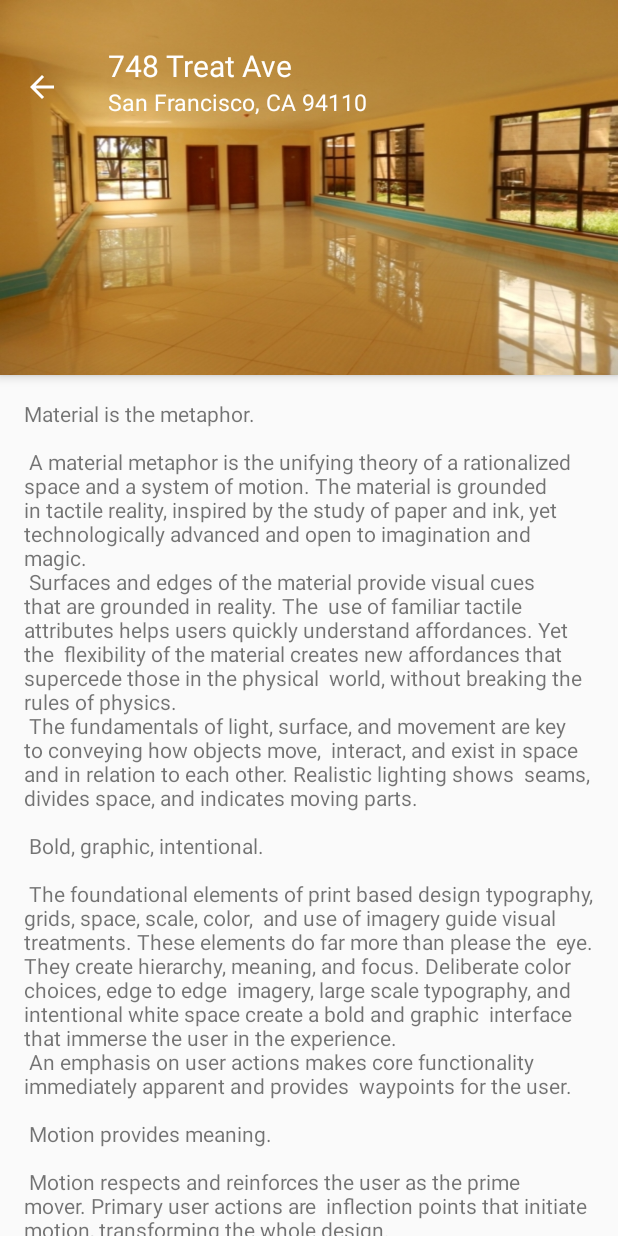
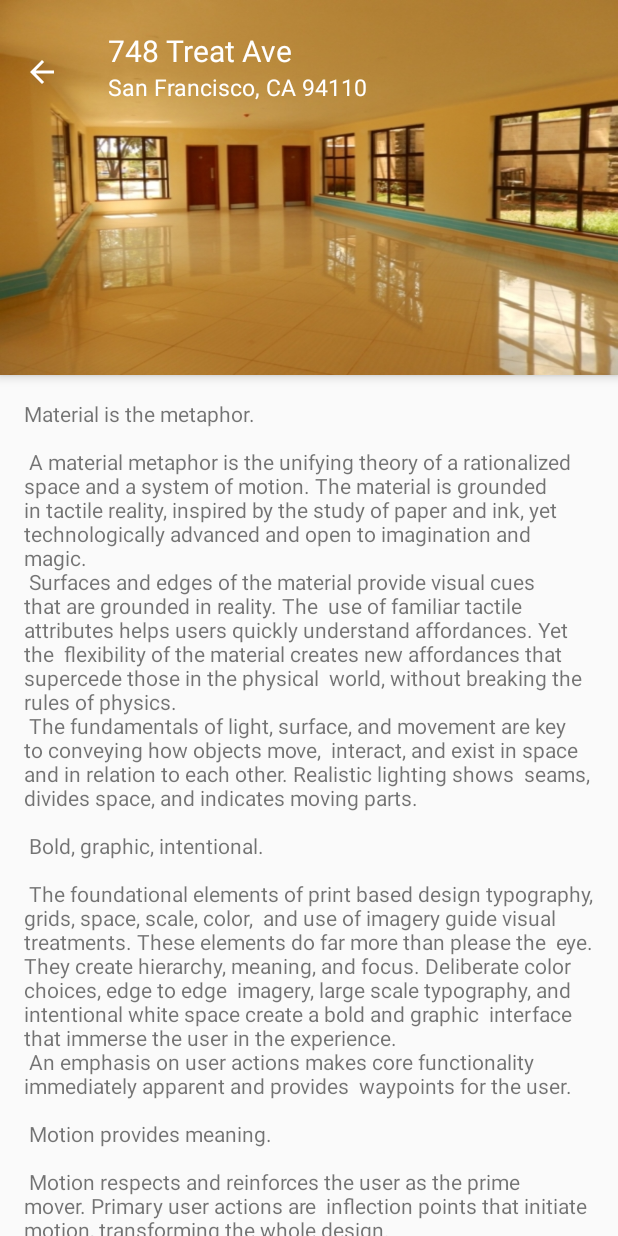
Before and after one commit to Chamaconnect/chamaconnect, an Android app: the screen it shows after launch (PropertyActivity), after a tap on "Karen", on a phone screen of 412 x 824 dp. Run offline under Robolectric (Android 15) with nearby library versions, the phone set to English and light mode, and no system bars.

Commit message:
refactored property model

```diff
--- a/app/src/main/java/com/example/valentine/chamaconnect/ListingsActivity.java
+++ b/app/src/main/java/com/example/valentine/chamaconnect/ListingsActivity.java
@@ -8,16 +8,21 @@ import android.support.v7.app.AppCompatActivity;
 import android.support.v7.widget.LinearLayoutManager;
 import android.support.v7.widget.RecyclerView;
 import android.support.v7.widget.Toolbar;
+import android.util.Log;
 import android.view.Menu;
 import android.view.MenuItem;
 import android.view.View;
 import android.widget.ArrayAdapter;
 import android.widget.Spinner;
 
+import com.example.valentine.chamaconnect.model.Property;
+
+import java.util.ArrayList;
+
 public class ListingsActivity extends AppCompatActivity {
 
     RecyclerView recyclerView;
-
+    ArrayList<Property> properties;
 
     @Override
     protected void onCreate(Bundle savedInstanceState) {
@@ -39,7 +44,10 @@ public class ListingsActivity extends AppCompatActivity {
         recyclerView = (RecyclerView) findViewById(R.id.properties);
         LinearLayoutManager llm = new LinearLayoutManager(this);
         recyclerView.setLayoutManager(llm);
-        PropertyAdapter adapter = new PropertyAdapter();
+
+        initializeData();
+        PropertyAdapter adapter = new PropertyAdapter(properties);
+
         recyclerView.setAdapter(adapter);
 
         FloatingActionButton fab = (FloatingActionButton) findViewById(R.id.fab);
@@ -60,4 +68,11 @@ public class ListingsActivity extends AppCompatActivity {
         return true;
     }
 
+    private void initializeData(){
+        ArrayList<Property> properties = new ArrayList<Property>();
+        properties.add(new Property("Karen", "KAREN BROOKS 23 ACRES DEVELOPMENT PLOT", R.drawable.prop_1));
+        properties.add(new Property("Westlands", "WARAI RD 4 BED VILLA", R.drawable.prop_2));
+        properties.add(new Property("Ridgeways", "ALMASI 4 BED PLUS VILLA", R.drawable.prop_2));
+        this.properties = properties;
+    }
 }
--- a/app/src/main/java/com/example/valentine/chamaconnect/PropertyAdapter.java
+++ b/app/src/main/java/com/example/valentine/chamaconnect/PropertyAdapter.java
@@ -10,6 +10,8 @@ import android.view.ViewGroup;
 import android.widget.ImageView;
 import android.widget.TextView;
 
+import com.example.valentine.chamaconnect.model.Property;
+
 import java.util.ArrayList;
 import java.util.List;
 
@@ -20,9 +22,13 @@ public class PropertyAdapter extends RecyclerView.Adapter<PropertyAdapter.Proper
 
     private List<Property> properties;
 
-    public PropertyAdapter(){
-        super();
-        initializeData();
+    public PropertyAdapter(List<Property> properties) {
+        this.properties = properties;
+        if (properties != null) {
+            Log.e("DROGO", " We have lift off");
+        } else {
+            Log.e("DROGO", "what the hell is going on");
+        }
     }
 
     public static class PropertyViewHolder extends RecyclerView.ViewHolder {
@@ -64,37 +70,13 @@ public class PropertyAdapter extends RecyclerView.Adapter<PropertyAdapter.Proper
 
     @Override
     public void onBindViewHolder(PropertyViewHolder propertyViewHolder, int i) {
-        propertyViewHolder.propertyLocation.setText(properties.get(i).location);
-        propertyViewHolder.propertyDescription.setText(properties.get(i).description);
-        propertyViewHolder.propertyPhoto.setImageResource(properties.get(i).photoId);
+        propertyViewHolder.propertyLocation.setText(properties.get(i).getLocation());
+        propertyViewHolder.propertyDescription.setText(properties.get(i).getDescription());
+        propertyViewHolder.propertyPhoto.setImageResource(properties.get(i).getPhotoId());
     }
 
     public int getItemCount() {
         return properties.size();
     }
 
-    // This method creates an ArrayList that has three Person objects
-// Checkout the project associated with this tutorial on Github if
-// you want to use the same images.
-    private void initializeData(){
-        properties = new ArrayList<>();
-        properties.add(new Property("Karen", "KAREN BROOKS 23 ACRES DEVELOPMENT PLOT", R.drawable.prop_1));
-        properties.add(new Property("Westlands", "WARAI RD 4 BED VILLA", R.drawable.prop_2));
-        properties.add(new Property("Ridgeways", "ALMASI 4 BED PLUS VILLA", R.drawable.prop_2));
-    }
-
-    class Property {
-
-        String location;
-        String description;
-        int photoId;
-
-        Property(String location, String description, int photoId) {
-            this.location = location;
-            this.description = description;
-            this.photoId = photoId;
-        }
-
-    }
-
 }
--- /dev/null
+++ b/app/src/main/java/com/example/valentine/chamaconnect/model/Property.java
@@ -0,0 +1,42 @@
+package com.example.valentine.chamaconnect.model;
+
+/**
+ * Created by cliff on 10/01/16.
+ */
+public class Property {
+
+    String location;
+    String description;
+    int photoId;
+
+    public Property(String location, String description, int photoId) {
+        this.location = location;
+        this.description = description;
+        this.photoId = photoId;
+    }
+
+    public String getLocation(){
+        return location;
+    }
+
+    public void setLocation(String location){
+        this.location = location;
+    }
+
+    public String getDescription(){
+        return  description;
+    }
+
+    public void setDescription(String description){
+        this.description = description;
+    }
+
+    public int getPhotoId(){
+        return photoId;
+    }
+
+    public void setPhotoId(int photoId){
+        this.photoId = photoId;
+    }
+
+}
--- a/app/src/main/res/values/dimens.xml
+++ b/app/src/main/res/values/dimens.xml
@@ -18,6 +18,6 @@
 
     <!-- property page -->
     <dimen name="prop_bar_height">250dp</dimen>
-    <dimen name="title_bar_top_margin">30dp</dimen>
+    <dimen name="title_bar_top_margin">20dp</dimen>
 
 </resources>
```
